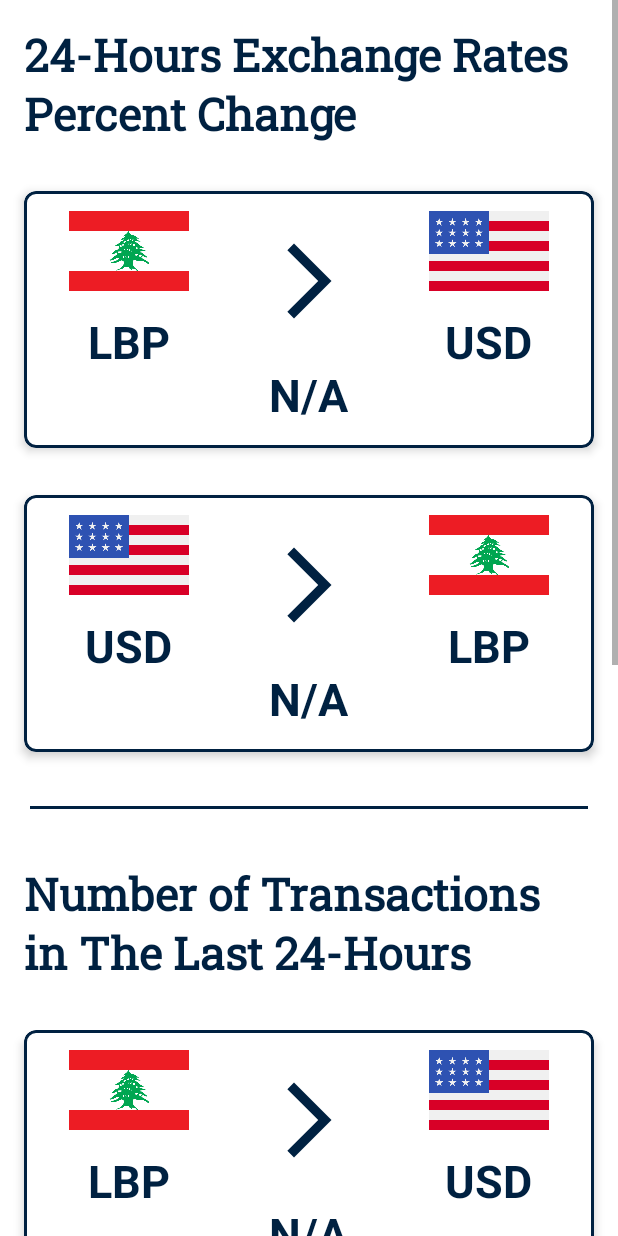
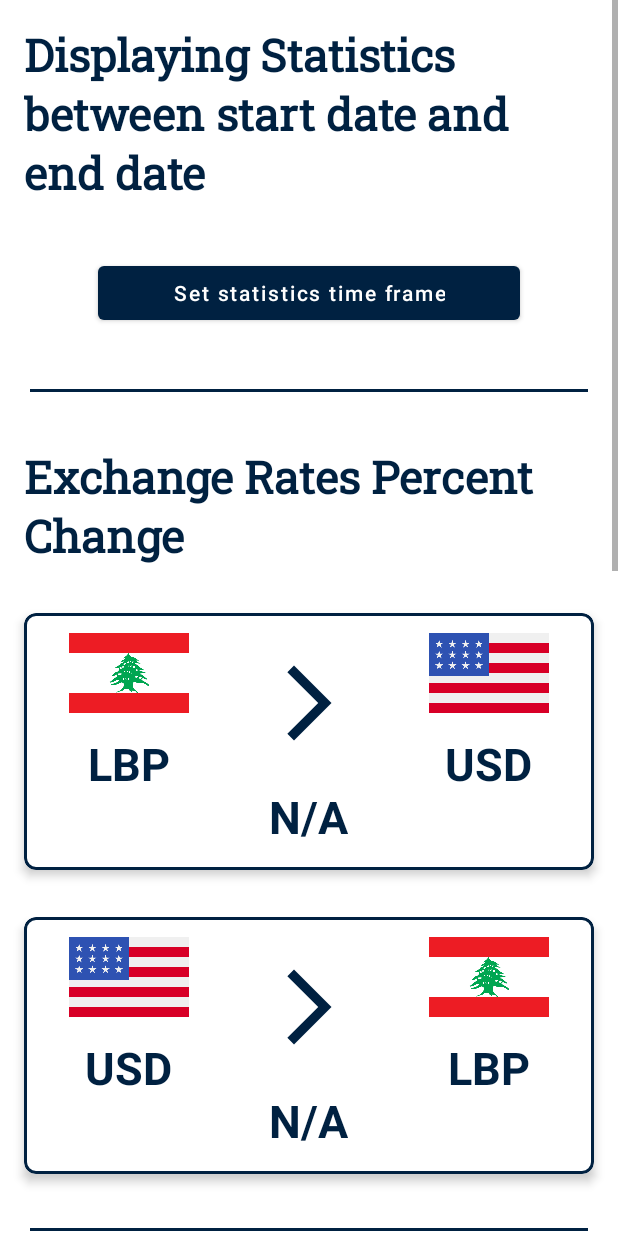
Before and after one commit to EECE430L/ExchangeRate_Android, an Android app: the layout fragment_statistics.xml on its own in the app's theme, with its tools: preview values and no code run, on a phone screen of 412 x 824 dp. Run offline under Robolectric (Android 15) with nearby library versions, the phone set to English and light mode, and no system bars; plain views replace LineChart.

Commit message:
Allow users to set time frame for statistics and improve the ui

```diff
--- a/app/src/main/res/layout/fragment_offer_a_transaction.xml
+++ b/app/src/main/res/layout/fragment_offer_a_transaction.xml
@@ -89,7 +89,7 @@
                     android:layout_height="wrap_content"
                     android:layout_marginRight="50dp"
                     android:buttonTint="@color/dark_blue"
-                    android:text="LBP to USSD" />
+                    android:text="LBP to USD" />
 
                 <RadioButton
                     android:id="@+id/usd_to_lbp_RadioButton"
--- a/app/src/main/res/layout/fragment_record_an_exchange.xml
+++ b/app/src/main/res/layout/fragment_record_an_exchange.xml
@@ -79,7 +79,7 @@
                     android:layout_width="wrap_content"
                     android:layout_height="wrap_content"
                     android:buttonTint="@color/dark_blue"
-                    android:text="Sell USD" />
+                    android:text="USD to LBP" />
             </RadioGroup>
 
             <Button
--- a/app/src/main/res/layout/fragment_statistics.xml
+++ b/app/src/main/res/layout/fragment_statistics.xml
@@ -9,13 +9,47 @@
         android:layout_height="match_parent"
         android:orientation="vertical">
 
+        <LinearLayout
+            android:layout_width="match_parent"
+            android:layout_height="match_parent"
+            android:gravity="center"
+            android:orientation="vertical">
+
+            <TextView
+                android:id="@+id/header_TextView"
+                android:layout_width="match_parent"
+                android:layout_height="wrap_content"
+                android:fontFamily="@font/roboto_slab"
+                android:padding="16dp"
+                android:text="Displaying Statistics between start date and end date"
+                android:textColor="@color/dark_blue"
+                android:textSize="30sp"
+                android:textStyle="bold" />
+
+            <Button
+                android:id="@+id/set_statistics_time_frame_Button"
+                android:layout_width="wrap_content"
+                android:layout_height="wrap_content"
+                android:layout_margin="20dp"
+                android:gravity="center"
+                android:paddingHorizontal="50dp"
+                android:text="Set statistics time frame"
+                android:textAllCaps="false" />
+
+        </LinearLayout>
+
+        <View
+            android:layout_width="match_parent"
+            android:layout_height="2dp"
+            android:layout_margin="20dp"
+            android:background="@color/dark_blue" />
 
         <TextView
             android:layout_width="match_parent"
             android:layout_height="wrap_content"
             android:fontFamily="@font/roboto_slab"
             android:padding="16dp"
-            android:text="24-Hours Exchange Rates Percent Change"
+            android:text="Exchange Rates Percent Change"
             android:textColor="@color/dark_blue"
             android:textSize="30sp"
             android:textStyle="bold" />
@@ -33,10 +67,10 @@
             app:strokeWidth="2dp">
 
             <LinearLayout
+                android:id="@+id/lbp_to_usd_percent_change_container"
                 android:layout_width="match_parent"
                 android:layout_height="match_parent"
-                android:orientation="vertical"
-                android:id="@+id/lbp_to_usd_percent_change_container">
+                android:orientation="vertical">
 
                 <LinearLayout
                     android:layout_width="match_parent"
@@ -137,10 +171,10 @@
             app:strokeWidth="2dp">
 
             <LinearLayout
+                android:id="@+id/usd_to_lbp_percent_change_container"
                 android:layout_width="match_parent"
                 android:layout_height="match_parent"
-                android:orientation="vertical"
-                android:id="@+id/usd_to_lbp_percent_change_container">
+                android:orientation="vertical">
 
                 <LinearLayout
                     android:layout_width="match_parent"
@@ -241,7 +275,7 @@
             android:layout_height="wrap_content"
             android:fontFamily="@font/roboto_slab"
             android:padding="16dp"
-            android:text="Number of Transactions in The Last 24-Hours"
+            android:text="Number of Transactions"
             android:textColor="@color/dark_blue"
             android:textSize="30sp"
             android:textStyle="bold" />
@@ -259,10 +293,10 @@
             app:strokeWidth="2dp">
 
             <LinearLayout
+                android:id="@+id/lbp_to_usd_transactions_number_container"
                 android:layout_width="match_parent"
                 android:layout_height="match_parent"
-                android:orientation="vertical"
-                android:id="@+id/lbp_to_usd_transactions_number_container">
+                android:orientation="vertical">
 
 
                 <LinearLayout
@@ -364,10 +398,10 @@
             app:strokeWidth="2dp">
 
             <LinearLayout
+                android:id="@+id/usd_to_lbp_transactions_number_container"
                 android:layout_width="match_parent"
                 android:layout_height="match_parent"
-                android:orientation="vertical"
-                android:id="@+id/usd_to_lbp_transactions_number_container">
+                android:orientation="vertical">
 
                 <LinearLayout
                     android:layout_width="match_parent"
@@ -445,8 +479,8 @@
                         android:id="@+id/usd_to_lbp_transactions_number_textview"
                         android:layout_width="wrap_content"
                         android:layout_height="wrap_content"
+                        android:layout_marginBottom="10dp"
                         android:text="N/A"
-                        android:layout_marginBottom="10dp"
                         android:textColor="@color/dark_blue"
                         android:textSize="30sp"
                         android:textStyle="bold" />
@@ -466,7 +500,7 @@
             android:layout_height="wrap_content"
             android:fontFamily="@font/roboto_slab"
             android:padding="16dp"
-            android:text="Exchange Rates vs Time Over The Last Month"
+            android:text="Exchange Rates vs Time"
             android:textColor="@color/dark_blue"
             android:textSize="30sp"
             android:textStyle="bold" />
@@ -475,7 +509,8 @@
         <com.github.mikephil.charting.charts.LineChart
             android:id="@+id/line_chart"
             android:layout_width="match_parent"
-            android:layout_height="300dp" />
+            android:layout_height="300dp"
+            android:layout_marginBottom="50dp"/>
 
     </LinearLayout>
 
```
Also changed, not shown: app/src/main/java/com/eece430L/inflaterates/StatisticsFragment.kt (+183 -145 lines), app/src/main/java/com/eece430L/inflaterates/api/models/FluctuationModel.kt (added, +15 -0 lines), app/src/main/java/com/eece430L/inflaterates/api/models/LbpToUsdFluctuationModel.kt (deleted, +0 -15 lines), app/src/main/java/com/eece430L/inflaterates/api/models/UsdToLbpFluctuationModel.kt (deleted, +0 -15 lines), app/src/main/java/com/eece430L/inflaterates/api/retrofit.kt (+15 -14 lines), app/src/main/java/com/eece430L/inflaterates/utilities/ContentDescriptionUtils.kt (+24 -0 lines).
